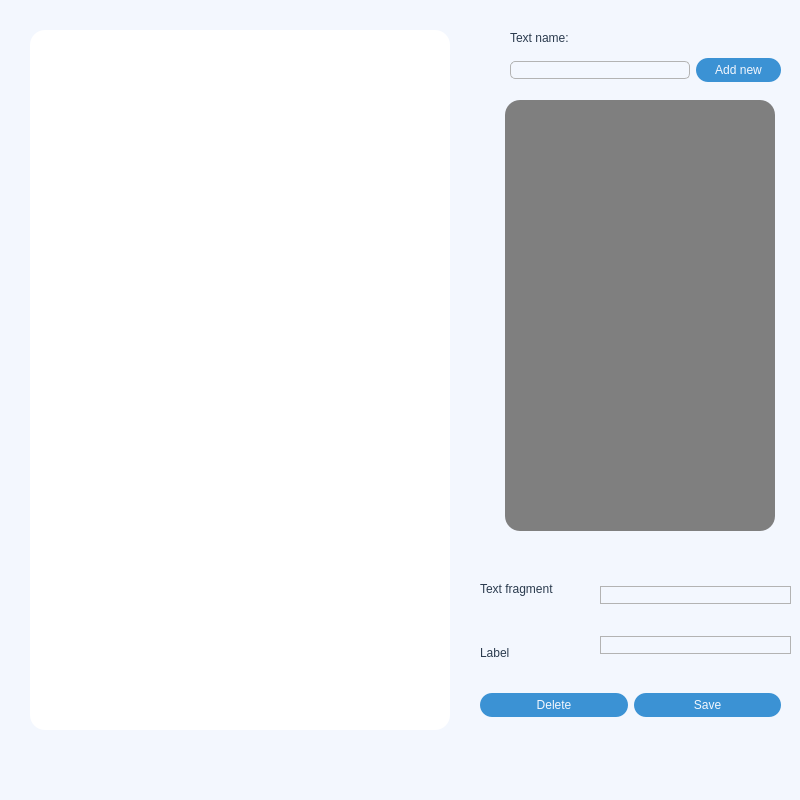
The window that uis/texts_label_window.ui (pavdmit/sl) describes before a commit, drawn with Qt 5.
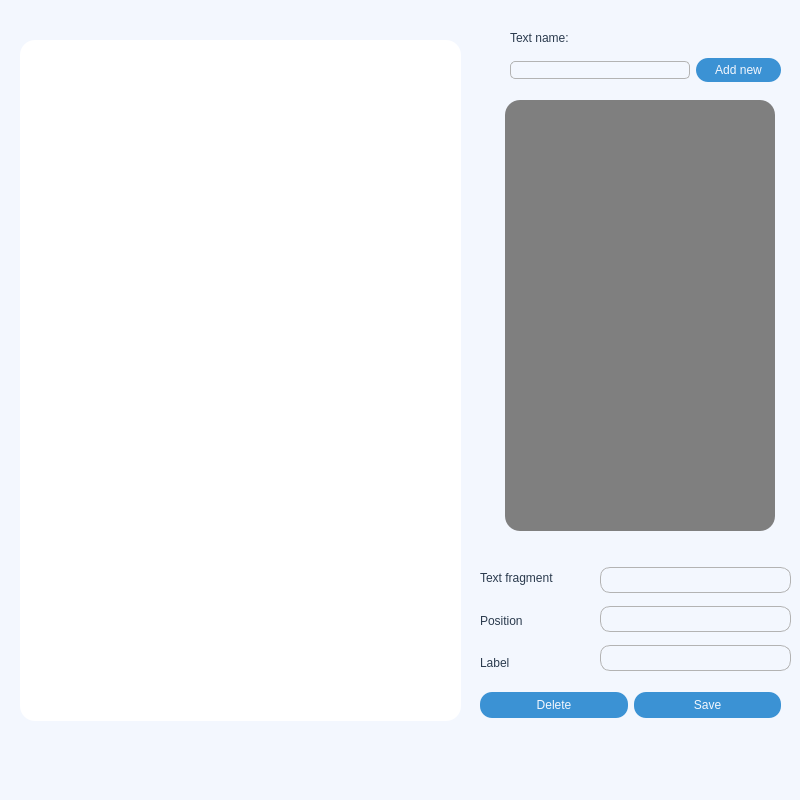
The same window after the commit.

Patch:
```diff
--- a/uis/texts_label_window.ui
+++ b/uis/texts_label_window.ui
@@ -55,6 +55,29 @@
     <layout class="QVBoxLayout" name="verticalLayout_2">
      <item>
       <widget class="QLineEdit" name="text_fragment_input">
+       <property name="minimumSize">
+        <size>
+         <width>0</width>
+         <height>26</height>
+        </size>
+       </property>
+       <property name="styleSheet">
+        <string notr="true">QLineEdit {
+	border: 1px solid rgb(179, 179, 179);
+	border-radius:10px;
+	color:rgb(43,59,78);
+}</string>
+       </property>
+      </widget>
+     </item>
+     <item>
+      <widget class="QLineEdit" name="position_input">
+       <property name="minimumSize">
+        <size>
+         <width>0</width>
+         <height>26</height>
+        </size>
+       </property>
        <property name="styleSheet">
         <string notr="true">QLineEdit {
 	border: 1px solid rgb(179, 179, 179);
@@ -66,6 +89,12 @@
      </item>
      <item>
       <widget class="QLineEdit" name="label_input">
+       <property name="minimumSize">
+        <size>
+         <width>0</width>
+         <height>26</height>
+        </size>
+       </property>
        <property name="styleSheet">
         <string notr="true">QLineEdit {
 	border: 1px solid rgb(179, 179, 179);
@@ -117,7 +146,7 @@
        <property name="minimumSize">
         <size>
          <width>0</width>
-         <height>24</height>
+         <height>26</height>
         </size>
        </property>
        <property name="styleSheet">
@@ -144,7 +173,7 @@
        <property name="minimumSize">
         <size>
          <width>0</width>
-         <height>24</height>
+         <height>26</height>
         </size>
        </property>
        <property name="styleSheet">
@@ -189,6 +218,17 @@
        </property>
       </widget>
      </item>
+     <item>
+      <widget class="QLabel" name="label_3">
+       <property name="styleSheet">
+        <string notr="true">font: 13pt &quot;Andale Mono&quot;;
+color:rgb(43,59,78);</string>
+       </property>
+       <property name="text">
+        <string>Position</string>
+       </property>
+      </widget>
+     </item>
      <item>
       <widget class="QLabel" name="label_6">
        <property name="styleSheet">
@@ -270,22 +310,6 @@
      </item>
     </layout>
    </widget>
-   <widget class="QTextBrowser" name="text">
-    <property name="geometry">
-     <rect>
-      <x>30</x>
-      <y>30</y>
-      <width>420</width>
-      <height>700</height>
-     </rect>
-    </property>
-    <property name="styleSheet">
-     <string notr="true">background-color: rgb(255, 255, 255);
-border-radius:15px;
-font: 10pt &quot;Andale Mono&quot;;
-color:rgb(43,59,78);</string>
-    </property>
-   </widget>
    <widget class="QLabel" name="label">
     <property name="geometry">
      <rect>
@@ -303,6 +327,22 @@
      <string>Text name:</string>
     </property>
    </widget>
+   <widget class="QTextEdit" name="text">
+    <property name="geometry">
+     <rect>
+      <x>20</x>
+      <y>40</y>
+      <width>441</width>
+      <height>681</height>
+     </rect>
+    </property>
+    <property name="styleSheet">
+     <string notr="true">background-color: rgb(255, 255, 255);
+border-radius:15px;
+font: 10pt &quot;Andale Mono&quot;;
+color:rgb(43,59,78);</string>
+    </property>
+   </widget>
   </widget>
  </widget>
  <resources/>
```
